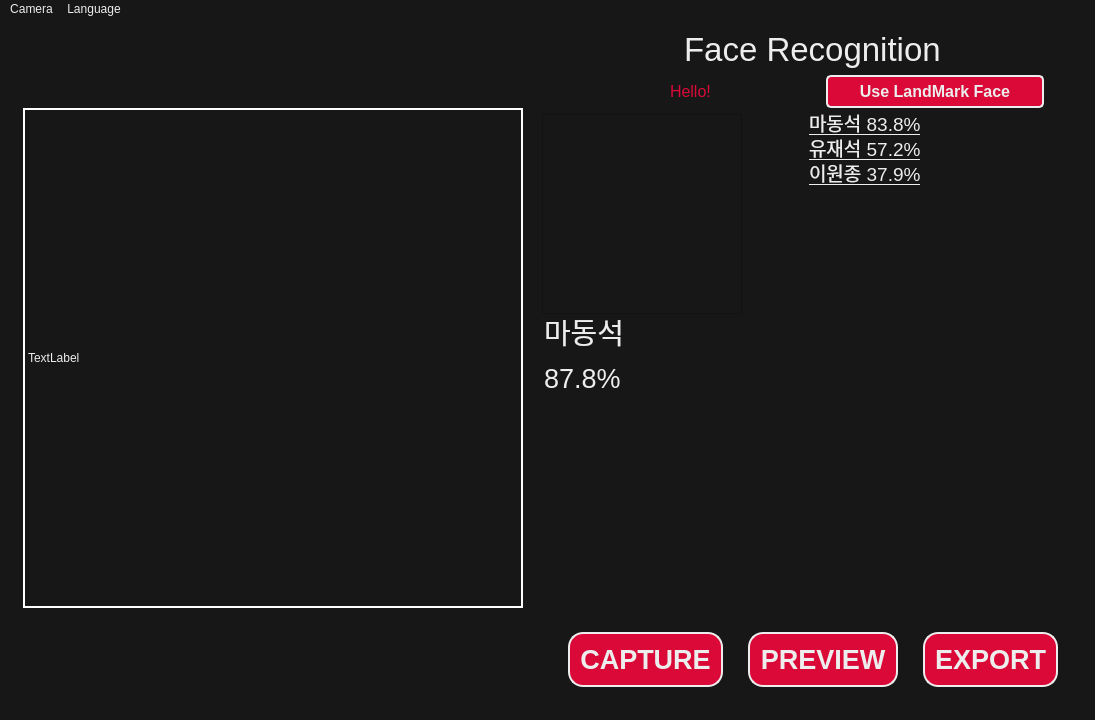
This is source/QtFaceRecognition.ui in cheongpark/QTFaceRecognition as Qt 5 draws it before an edit. The edited form follows.
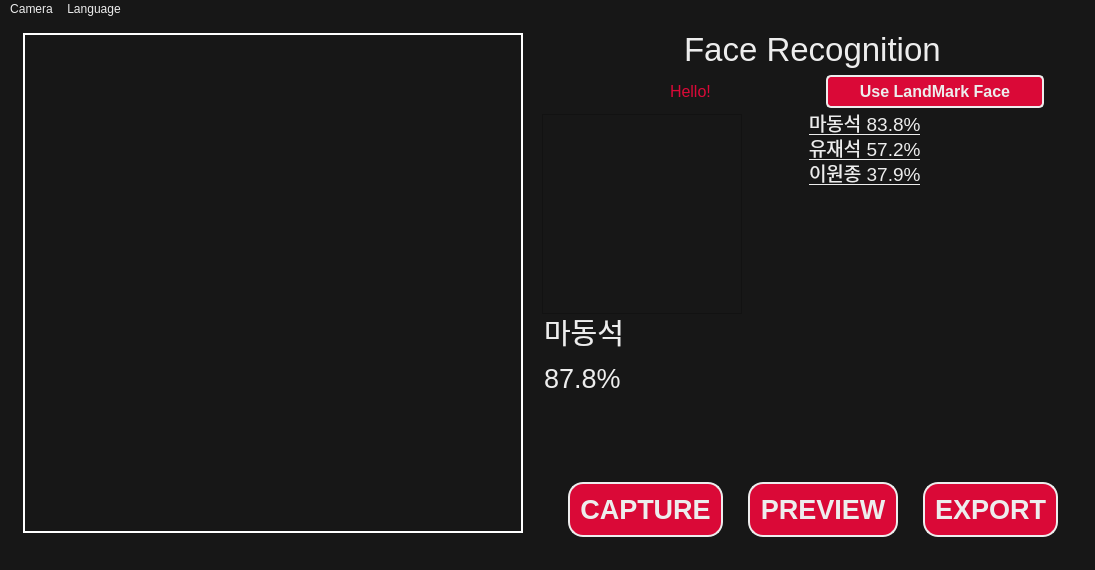
This is the edited form.

The edit to the form file:
```diff
--- a/source/QtFaceRecognition.ui
+++ b/source/QtFaceRecognition.ui
@@ -7,13 +7,13 @@
     <x>0</x>
     <y>0</y>
     <width>1095</width>
-    <height>720</height>
+    <height>570</height>
    </rect>
   </property>
   <property name="minimumSize">
    <size>
     <width>1095</width>
-    <height>555</height>
+    <height>570</height>
    </size>
   </property>
   <property name="windowTitle">
@@ -73,7 +73,7 @@
          <string notr="true">border: 2px solid rgb(255, 255, 255);</string>
         </property>
         <property name="text">
-         <string>TextLabel</string>
+         <string/>
         </property>
        </widget>
       </item>
```
